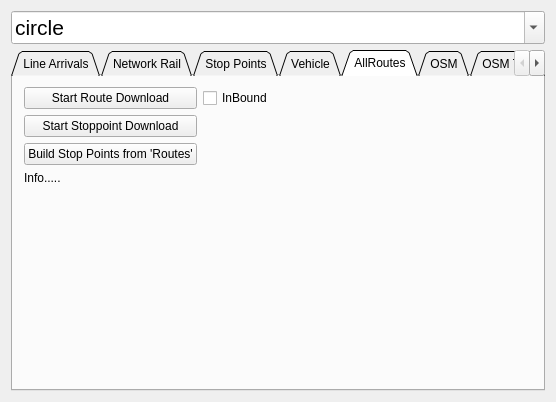
This is Widget.ui in Enthusiastic-Coder/tflTest as Qt 5 draws it before an edit. The edited form follows.
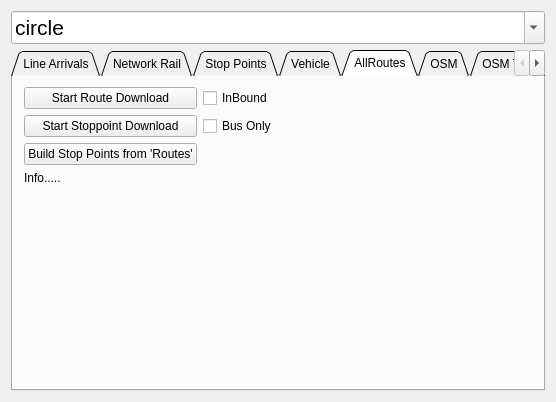
This is the edited form. The open tabs and pages were chosen to show the change.

Commit message: Bus only download routes

```diff
--- a/Widget.ui
+++ b/Widget.ui
@@ -257,6 +257,13 @@
          </property>
         </widget>
        </item>
+       <item row="1" column="1">
+        <widget class="QCheckBox" name="checkBoxAllRoutesBusOnly">
+         <property name="text">
+          <string>Bus Only</string>
+         </property>
+        </widget>
+       </item>
       </layout>
      </widget>
      <widget class="QWidget" name="tab_5">
```
Left out of the diff: 2 changed lines with no effect on the pictures. The commit also changes 3 other files.
